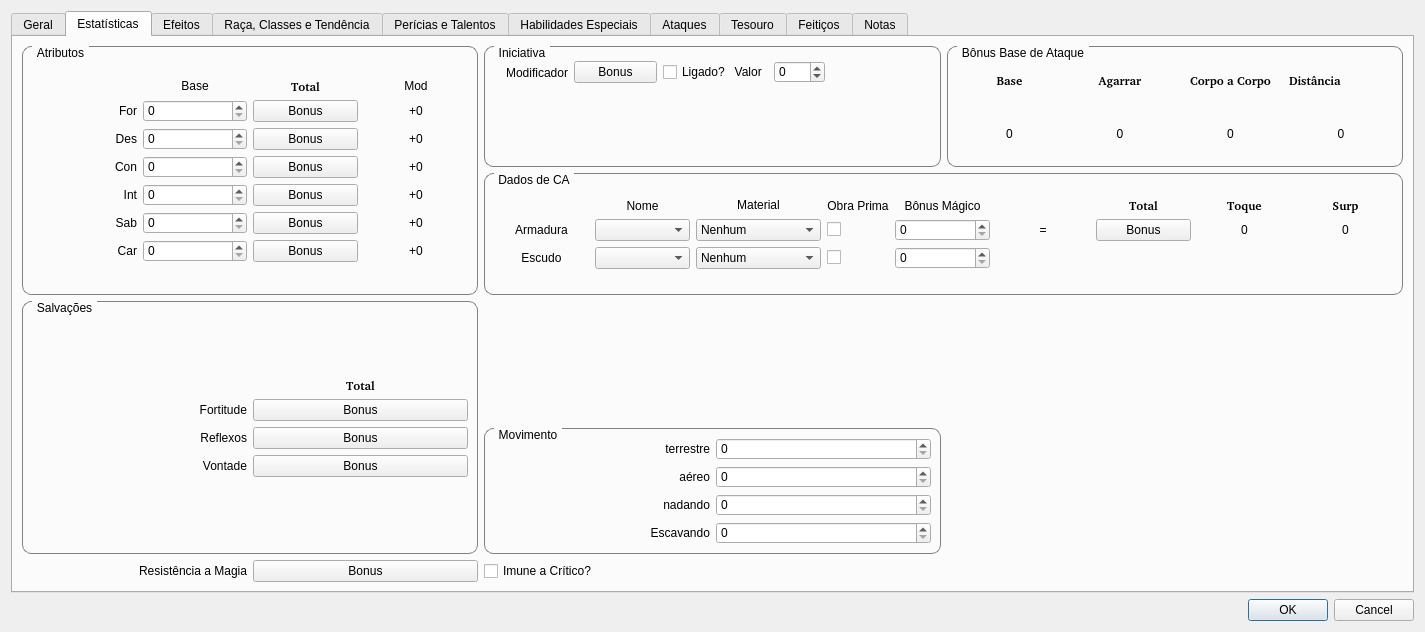
Above: ifg/qt/ui/entidade.ui from matferib/tabuleiro-virtual before the change. Below: the same form after it.
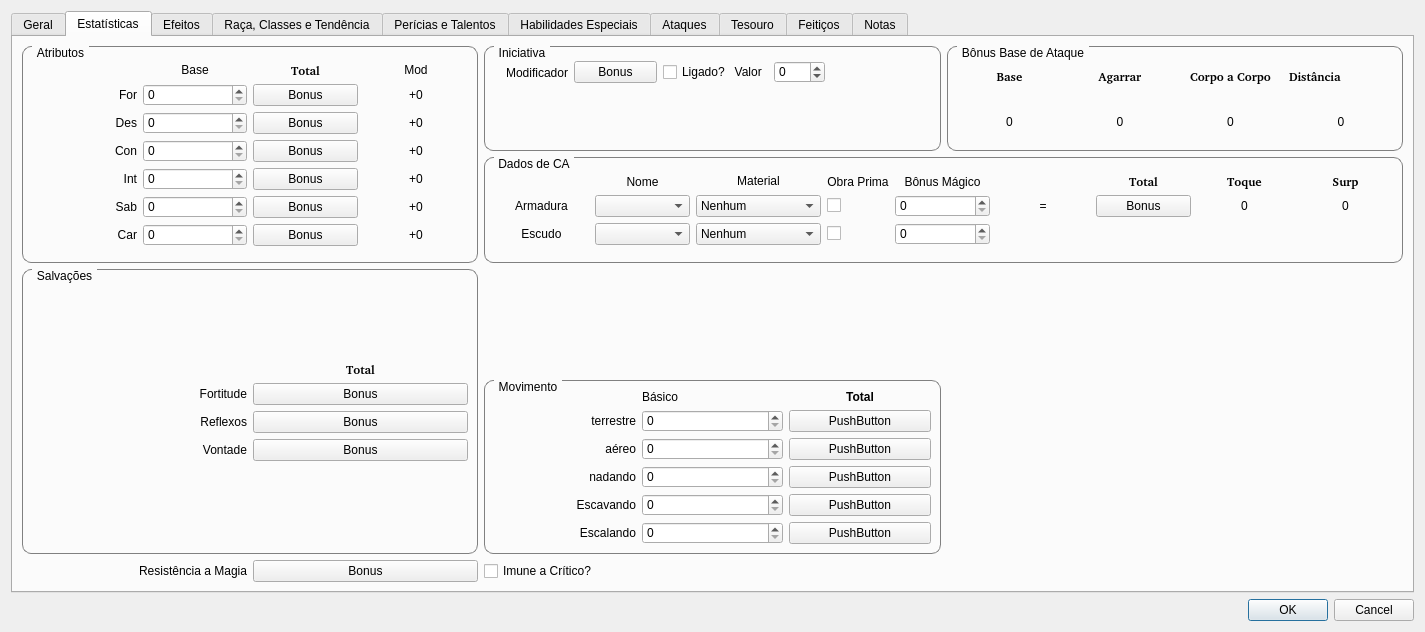
That is the form after the change. The open tabs and pages were chosen to show the change.

Commit message: UI de movimento

Patch:
```diff
--- a/ifg/qt/ui/entidade.ui
+++ b/ifg/qt/ui/entidade.ui
@@ -1995,7 +1995,23 @@
           <string>Movimento</string>
          </property>
          <layout class="QGridLayout" name="gridLayout_19">
-          <item row="0" column="0">
+          <item row="0" column="2">
+           <widget class="QLabel" name="label_37">
+            <property name="font">
+             <font>
+              <weight>75</weight>
+              <bold>true</bold>
+             </font>
+            </property>
+            <property name="text">
+             <string>Total</string>
+            </property>
+            <property name="alignment">
+             <set>Qt::AlignCenter</set>
+            </property>
+           </widget>
+          </item>
+          <item row="1" column="0">
            <widget class="QLabel" name="label_25">
             <property name="text">
              <string>terrestre</string>
@@ -2005,7 +2021,7 @@
             </property>
            </widget>
           </item>
-          <item row="2" column="0">
+          <item row="3" column="0">
            <widget class="QLabel" name="label_90">
             <property name="text">
              <string>nadando</string>
@@ -2015,7 +2031,7 @@
             </property>
            </widget>
           </item>
-          <item row="1" column="0">
+          <item row="2" column="0">
            <widget class="QLabel" name="label_32">
             <property name="text">
              <string>aéreo</string>
@@ -2025,19 +2041,19 @@
             </property>
            </widget>
           </item>
-          <item row="1" column="1">
-           <widget class="QSpinBox" name="spin_mov_aereo"/>
-          </item>
           <item row="2" column="1">
+           <widget class="QSpinBox" name="spin_mov_aereo"/>
+          </item>
+          <item row="3" column="1">
            <widget class="QSpinBox" name="spin_mov_nadando"/>
           </item>
-          <item row="0" column="1">
+          <item row="1" column="1">
            <widget class="QSpinBox" name="spin_mov_terrestre"/>
           </item>
-          <item row="3" column="1">
+          <item row="4" column="1">
            <widget class="QSpinBox" name="spin_mov_escavando"/>
           </item>
-          <item row="3" column="0">
+          <item row="4" column="0">
            <widget class="QLabel" name="label_97">
             <property name="text">
              <string>Escavando</string>
@@ -2047,6 +2063,61 @@
             </property>
            </widget>
           </item>
+          <item row="1" column="2">
+           <widget class="QPushButton" name="botao_mov_terrestre">
+            <property name="text">
+             <string>PushButton</string>
+            </property>
+           </widget>
+          </item>
+          <item row="3" column="2">
+           <widget class="QPushButton" name="botao_mov_nadando">
+            <property name="text">
+             <string>PushButton</string>
+            </property>
+           </widget>
+          </item>
+          <item row="2" column="2">
+           <widget class="QPushButton" name="botao_mov_aereo">
+            <property name="text">
+             <string>PushButton</string>
+            </property>
+           </widget>
+          </item>
+          <item row="4" column="2">
+           <widget class="QPushButton" name="botao_mov_escavando">
+            <property name="text">
+             <string>PushButton</string>
+            </property>
+           </widget>
+          </item>
+          <item row="0" column="1">
+           <widget class="QLabel" name="label_15">
+            <property name="text">
+             <string>Básico</string>
+            </property>
+           </widget>
+          </item>
+          <item row="5" column="1">
+           <widget class="QSpinBox" name="spin_mov_escalando"/>
+          </item>
+          <item row="5" column="0">
+           <widget class="QLabel" name="label_74">
+            <property name="text">
+             <string>Escalando</string>
+            </property>
+            <property name="alignment">
+             <set>Qt::AlignRight|Qt::AlignTrailing|Qt::AlignVCenter</set>
+            </property>
+           </widget>
+          </item>
+          <item row="5" column="2">
+           <widget class="QPushButton" name="botao_mov_escalando">
+            <property name="text">
+             <string>PushButton</string>
+            </property>
+           </widget>
+          </item>
          </layout>
         </widget>
        </item>
```
The commit also changes 3 other files.
